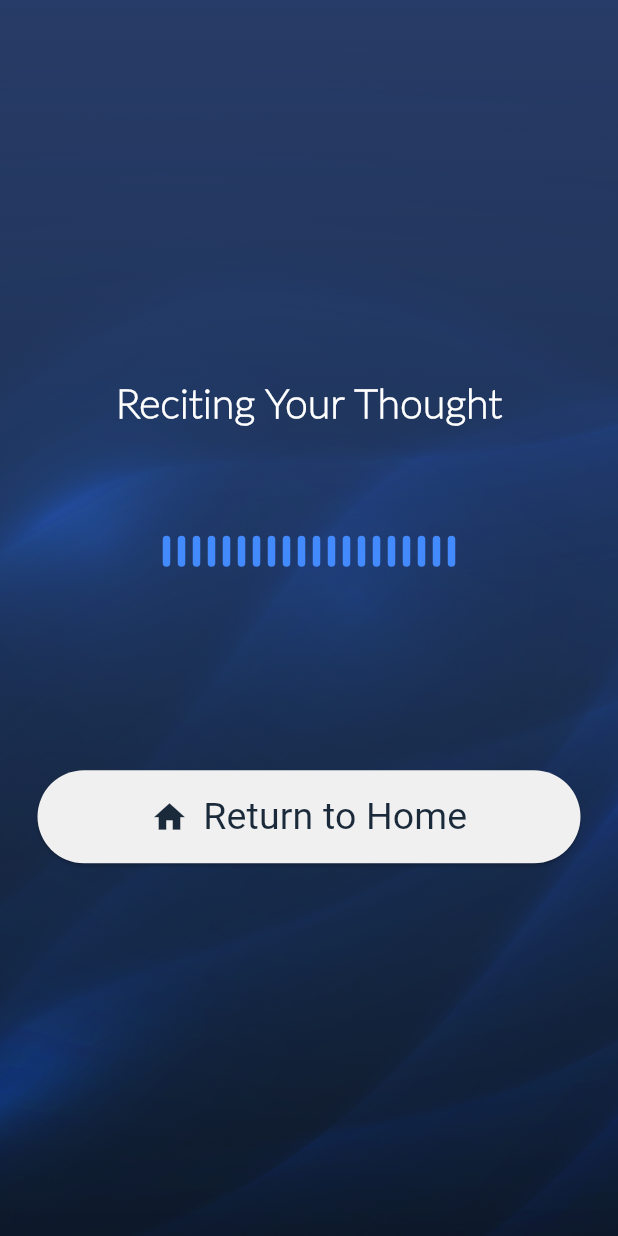
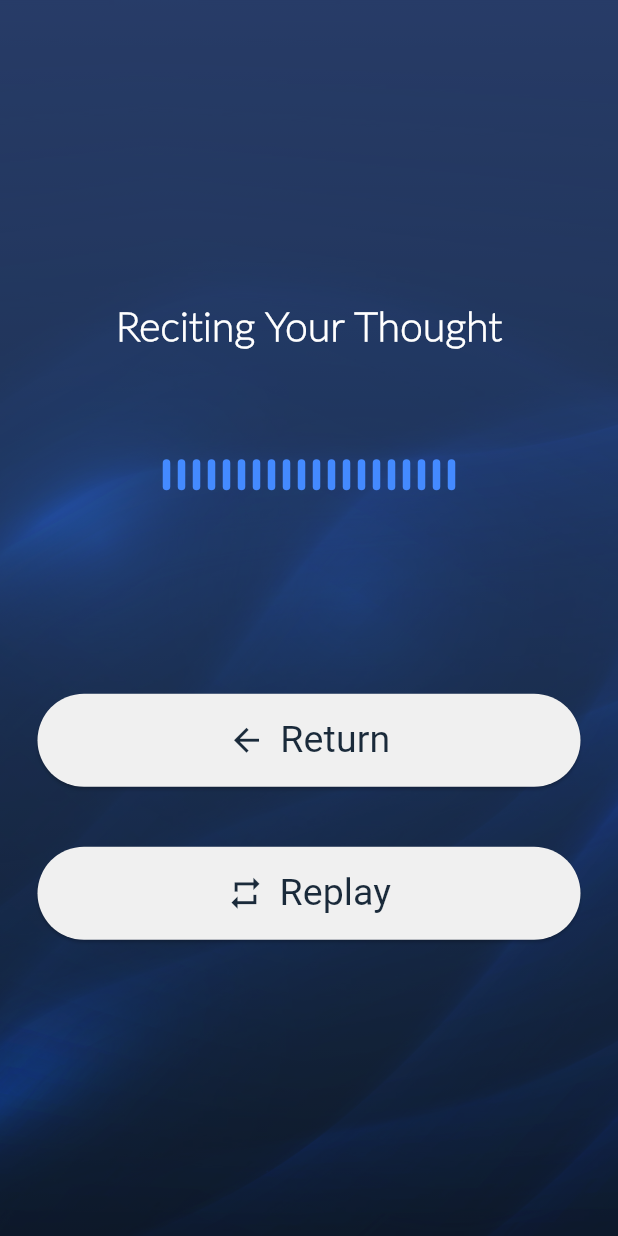
Before and after one commit to malakHelmy/Neurithm, a Flutter app: the RecitePage screen opened directly with empty values, on a phone screen of 412 x 824 dp. Run offline on Flutter 3.47's test engine with Material 3 defaults, Android fonts, the phone set to English and light mode, and no system bars; our stand-ins replace audioplayers, cloud_firestore, firebase_auth, firebase_core, flutter_rating_bar, flutter_tts and 2 more; accounts and stored records are empty.

Commit message:
add some btns

```diff
--- a/neurithm/lib/screens/recitePage.dart
+++ b/neurithm/lib/screens/recitePage.dart
@@ -3,6 +3,7 @@ import 'dart:math';
 import 'package:flutter/material.dart';
 import 'package:flutter_tts/flutter_tts.dart';
 import 'package:neurithm/widgets/wavesBackground.dart';
+import 'package:neurithm/screens/confirmationPage.dart';
 
 class RecitePage extends StatefulWidget {
   final String sentence;
@@ -109,7 +110,7 @@ class _RecitePageState extends State<RecitePage>
                     width: double.infinity,
                     child: ElevatedButton(
                       onPressed: () {
-                        Navigator.popUntil(context, (route) => route.isFirst);
+                        Navigator.pop(context);
                       },
                       style: ElevatedButton.styleFrom(
                         backgroundColor:
@@ -123,13 +124,48 @@ class _RecitePageState extends State<RecitePage>
                         mainAxisSize: MainAxisSize.min,
                         children: [
                           Icon(
-                            Icons.home,
+                            Icons.arrow_back,
                             color: Color(0xFF1A2A3A),
                             size: 25,
                           ),
                           SizedBox(width: 10),
                           Text(
-                            "Return to Home",
+                            "Return",
+                            style: TextStyle(
+                              fontSize: 25,
+                              fontWeight: FontWeight.normal,
+                              color: Color(0xFF1A2A3A),
+                            ),
+                          ),
+                        ],
+                      ),
+                    ),
+                  ),
+                       const SizedBox(height: 40),
+                  SizedBox(
+                    width: double.infinity,
+                    child: ElevatedButton(
+                      onPressed: () {
+                      },
+                      style: ElevatedButton.styleFrom(
+                        backgroundColor:
+                            const Color.fromARGB(255, 240, 240, 240),
+                        shape: RoundedRectangleBorder(
+                          borderRadius: BorderRadius.circular(50),
+                        ),
+                        padding: const EdgeInsets.symmetric(vertical: 13),
+                      ),
+                      child: const Row(
+                        mainAxisSize: MainAxisSize.min,
+                        children: [
+                          Icon(
+                            Icons.repeat,
+                            color: Color(0xFF1A2A3A),
+                            size: 25,
+                          ),
+                          SizedBox(width: 10),
+                          Text(
+                            "Replay",
                             style: TextStyle(
                               fontSize: 25,
                               fontWeight: FontWeight.normal,
--- a/neurithm/lib/screens/setUpConnectionPage.dart
+++ b/neurithm/lib/screens/setUpConnectionPage.dart
@@ -155,7 +155,7 @@ class _setUpConnectionPageState extends State<setUpConnectionPage>
                         _isScanning
                             ? "Scanning..." // Show "Scanning..." during scanning
                             : _isScanComplete
-                                ? "Headset was found" // Show "Headset was found" after scanning completes
+                                ? "Emotiv epoc-123 headset was found" // Show "Headset was found" after scanning completes
                                 : "",
                         style: const TextStyle(
                           color: Color.fromARGB(255, 254, 255, 255),
```
Also changed, not shown: neurithm/pubspec.lock.
